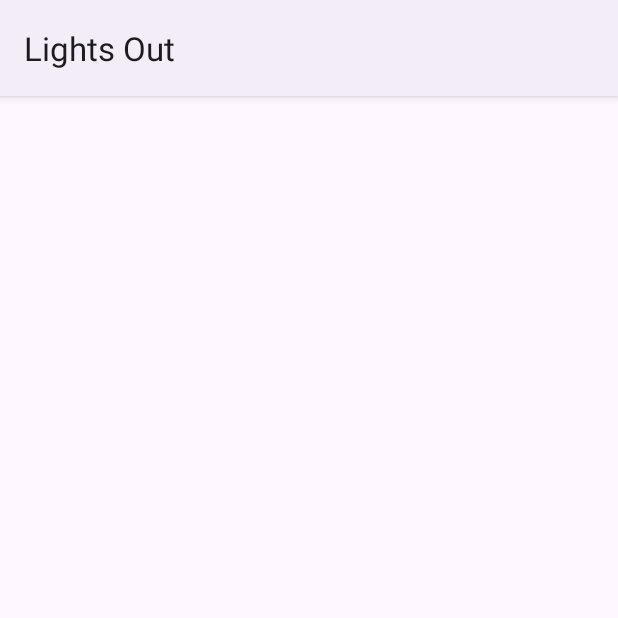
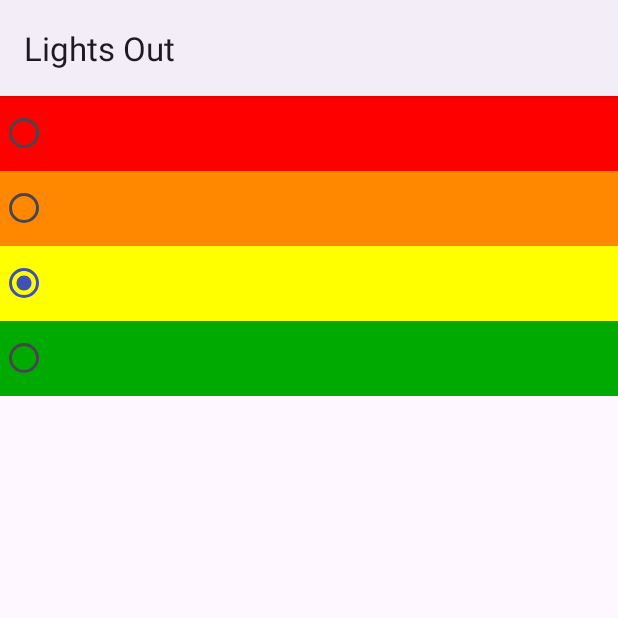
Before and after one commit to mcastillo3/LightsOut_AndroidApp, an Android app: the ColorActivity screen opened directly, with no data from a screen before it, on a phone screen of 412 x 824 dp, the top half of it. Run offline under Robolectric (Android 15) with nearby library versions, the phone set to English and light mode, and no system bars.

```diff
--- a/app/src/main/java/com/android/lightsout/ColorActivity.java
+++ b/app/src/main/java/com/android/lightsout/ColorActivity.java
@@ -1,6 +1,9 @@
 package com.android.lightsout;
 
+import android.content.Intent;
 import android.os.Bundle;
+import android.view.View;
+import android.widget.RadioButton;
 
 import androidx.activity.EdgeToEdge;
 import androidx.appcompat.app.AppCompatActivity;
@@ -10,15 +13,44 @@ import androidx.core.view.WindowInsetsCompat;
 
 public class ColorActivity extends AppCompatActivity {
 
+    public static final String EXTRA_COLOR = "com.android.lightsout.color";
+
     @Override
     protected void onCreate(Bundle savedInstanceState) {
         super.onCreate(savedInstanceState);
-        EdgeToEdge.enable(this);
         setContentView(R.layout.activity_color);
-        ViewCompat.setOnApplyWindowInsetsListener(findViewById(R.id.main), (v, insets) -> {
-            Insets systemBars = insets.getInsets(WindowInsetsCompat.Type.systemBars());
-            v.setPadding(systemBars.left, systemBars.top, systemBars.right, systemBars.bottom);
-            return insets;
-        });
+
+        // Get the color ID from MainActivity
+        Intent intent = getIntent();
+        int colorId = intent.getIntExtra(EXTRA_COLOR, R.color.yellow);
+
+        // Select the radio button matching the color ID
+        int radioId = R.id.radio_yellow;
+        if (colorId == R.color.red) {
+            radioId = R.id.radio_red;
+        } else if (colorId == R.color.orange) {
+            radioId = R.id.radio_orange;
+        } else if (colorId == R.color.green) {
+            radioId = R.id.radio_green;
+        }
+
+        RadioButton radio = findViewById(radioId);
+        radio.setChecked(true);
+    }
+
+    public void onColorSelected(View view) {
+        int colorId = R.color.yellow;
+        if (view.getId() == R.id.radio_red) {
+            colorId = R.color.red;
+        } else if (view.getId() == R.id.radio_orange) {
+            colorId = R.color.orange;
+        } else if (view.getId() == R.id.radio_green) {
+            colorId = R.color.green;
+        }
+
+        Intent intent = new Intent();
+        intent.putExtra(EXTRA_COLOR, colorId);
+        setResult(RESULT_OK, intent);
+        finish();
     }
 }
--- a/app/src/main/res/layout/activity_color.xml
+++ b/app/src/main/res/layout/activity_color.xml
@@ -4,7 +4,47 @@
     xmlns:tools="http://schemas.android.com/tools"
     android:id="@+id/main"
     android:layout_width="match_parent"
-    android:layout_height="match_parent"
+    android:layout_height="wrap_content"
+    android:orientation="vertical"
     tools:context=".ColorActivity">
 
+    <TextView
+        android:layout_width="match_parent"
+        android:layout_height="match_parent"
+        android:textSize="30sp"
+        android:gravity="center"
+        android:layout_margin="20dp"
+        android:text="@string/choose_color" />
+
+    <RadioGroup
+        android:layout_width="fill_parent"
+        android:layout_height="wrap_content"
+        android:orientation="vertical">
+
+        <RadioButton
+            android:id="@+id/radio_red"
+            android:layout_width="match_parent"
+            android:layout_height="50dp"
+            android:background="@color/red"
+            android:onClick="onColorSelected" />
+        <RadioButton
+            android:id="@+id/radio_orange"
+            android:layout_width="match_parent"
+            android:layout_height="50dp"
+            android:background="@color/orange"
+            android:onClick="onColorSelected" />
+        <RadioButton
+            android:id="@+id/radio_yellow"
+            android:layout_width="match_parent"
+            android:layout_height="50dp"
+            android:background="@color/yellow"
+            android:onClick="onColorSelected" />
+        <RadioButton
+            android:id="@+id/radio_green"
+            android:layout_width="match_parent"
+            android:layout_height="50dp"
+            android:background="@color/green"
+            android:onClick="onColorSelected" />
+    </RadioGroup>
+
 </androidx.constraintlayout.widget.ConstraintLayout>
--- a/app/src/main/res/values/colors.xml
+++ b/app/src/main/res/values/colors.xml
@@ -4,4 +4,7 @@
     <color name="blue_700">#303F9F</color>
     <color name="yellow">#FF0</color>
     <color name="black">#000</color>
+    <color name="red">#F00</color>
+    <color name="orange">#F80</color>
+    <color name="green">#0A0</color>
 </resources>
--- a/app/src/main/res/values/strings.xml
+++ b/app/src/main/res/values/strings.xml
@@ -8,4 +8,6 @@
     <string name="help_instructions">Turn off all the lights to win!</string>
     <string name="light_bulb">Light bulb</string>
     <string name="help_button">Help</string>
+    <string name="color_button">Change Color</string>
+    <string name="choose_color">Choose a color:</string>
 </resources>
```
Also changed, not shown: app/src/main/java/com/android/lightsout/MainActivity.java (+37 -0 lines), app/src/main/res/layout-land/activity_main.xml (+9 -0 lines), app/src/main/res/layout/activity_main.xml (+9 -0 lines), app/src/main/res/drawable/light_bulb.png (added).
